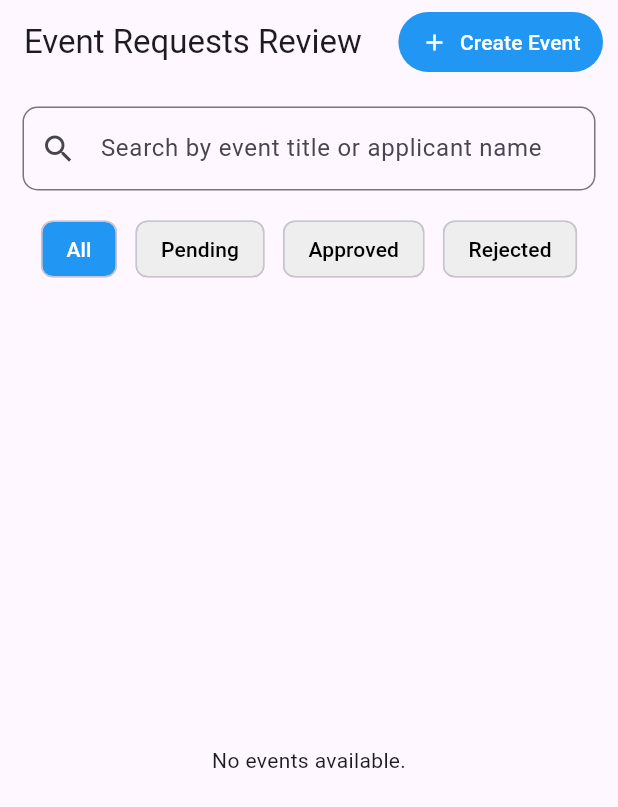
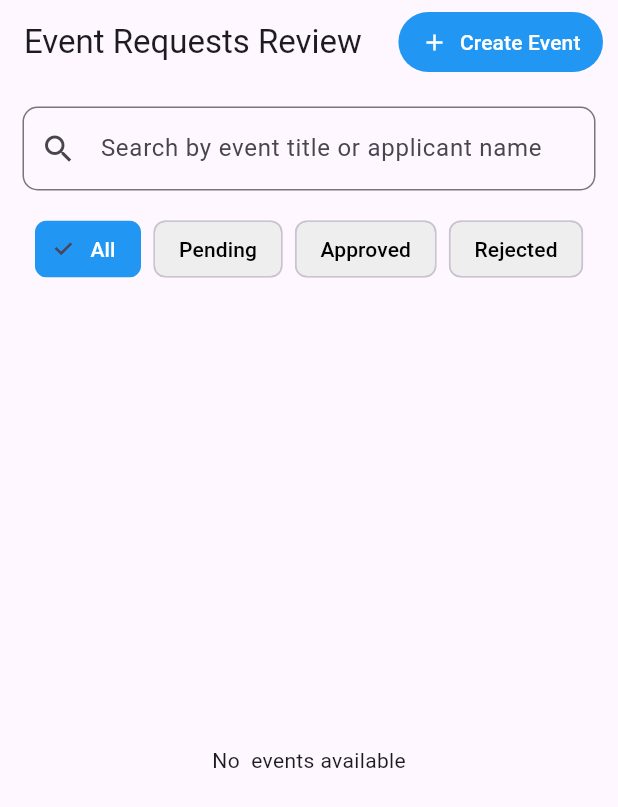
Before and after one commit to Anuradha021/event_management_app, a Flutter app: the AdminDashboard screen opened directly, on a phone screen of 412 x 824 dp. Shown: the top 807 px of the screen. Run offline on Flutter 3.47's test engine with Material 3 defaults, Android fonts, the phone set to English and light mode, and no system bars; our stand-ins replace cloud_firestore, firebase_auth, firebase_core; accounts and stored records are empty; generated files the repository leaves out were written again.

Commit message:
more files commit

```diff
--- a/lib/dashboards/admin/admin_dashboard.dart
+++ b/lib/dashboards/admin/admin_dashboard.dart
@@ -7,38 +7,47 @@ class AdminDashboard extends StatefulWidget {
   @override
   State<AdminDashboard> createState() => _AdminDashboardState();
 }
+
 class _AdminDashboardState extends State<AdminDashboard> {
-
   String selectedFilter = 'all';
+  String searchQuery = '';
 
  Stream<QuerySnapshot> getEventStream() {
+    try {
       final collection = FirebaseFirestore.instance.collection('events');
 
       if (selectedFilter == 'all') {
-      return collection.orderBy('createdAt', descending: true).snapshots();
+        return collection
+            .orderBy('createdAt', descending: true)
+            .snapshots(includeMetadataChanges: true);
       } else {
         return collection
             .where('status', isEqualTo: selectedFilter)
             .orderBy('createdAt', descending: true)
-          .snapshots();
+            .snapshots(includeMetadataChanges: true);
+      }
+    } catch (e) {
+      debugPrint('Error in getEventStream: $e');
+      return const Stream<QuerySnapshot>.empty();
     }
   }
 
-  Widget _buildFilterButton(String label, String filterValue) {
+  Widget _buildFilterChip(String label, String filterValue) {
     final isSelected = selectedFilter == filterValue;
-    return ElevatedButton(
-      style: ElevatedButton.styleFrom(
-        backgroundColor: isSelected ? Colors.blue : Colors.grey[300],
-        foregroundColor: isSelected ? Colors.white : Colors.black,
-      ),
-      onPressed: () {
+    return ChoiceChip(
+      label: Text(label),
+      selected: isSelected,
+      onSelected: (_) {
         setState(() {
           selectedFilter = filterValue;
         });
       },
-      child: Text(label),
+      selectedColor: Colors.blue,
+      labelStyle: TextStyle(color: isSelected ? Colors.white : Colors.black),
+      backgroundColor: Colors.grey.shade200,
     );
   }
+
   @override
   Widget build(BuildContext context) {
     return Scaffold(
@@ -66,40 +75,61 @@ class _AdminDashboardState extends State<AdminDashboard> {
         padding: const EdgeInsets.all(15),
         child: Column(
           children: [
-            // Search bar
             TextField(
+  onChanged: (value) {
+    setState(() {
+      searchQuery = value.toLowerCase();
+    });
+  },
   decoration: InputDecoration(
     prefixIcon: const Icon(Icons.search),
     hintText: 'Search by event title or applicant name',
     border: OutlineInputBorder(borderRadius: BorderRadius.circular(10)),
   ),
 ),
+
             const SizedBox(height: 15),
 
             Row(
               mainAxisAlignment: MainAxisAlignment.spaceEvenly,
               children: [
-                _buildFilterChip('All', true),
-                _buildFilterChip('Pending', false),
-                _buildFilterChip('Approved', false),
-                _buildFilterChip('Rejected', false),
+                _buildFilterChip('All', 'all'),
+                _buildFilterChip('Pending', 'pending'),
+                _buildFilterChip('Approved', 'approved'),
+                _buildFilterChip('Rejected', 'rejected'),
               ],
             ),
             const SizedBox(height: 15),
 
+
             Expanded(
               child: StreamBuilder<QuerySnapshot>(
-                stream: FirebaseFirestore.instance.collection('events').orderBy('createdAt', descending: true).snapshots(),
+                stream: getEventStream(),
                 builder: (context, snapshot) {
                   if (snapshot.connectionState == ConnectionState.waiting) {
                     return const Center(child: CircularProgressIndicator());
+                  }
+                  if (snapshot.hasError) {
+        debugPrint('Stream error: ${snapshot.error}');
+        return Center(child: Text('Error: ${snapshot.error}'));
+      }
+       if (!snapshot.hasData || snapshot.data!.docs.isEmpty) {
+        return Center(
+          child: Text('No ${selectedFilter == 'all' ? '' : selectedFilter} events available'),
+        );
       }
 
                   if (!snapshot.hasData || snapshot.data!.docs.isEmpty) {
                     return const Center(child: Text('No events available.'));
                   }
 
-                  final docs = snapshot.data!.docs;
+                  final docs = snapshot.data!.docs.where((doc) {
+  final data = doc.data() as Map<String, dynamic>;
+  final title = data['title']?.toString().toLowerCase() ?? '';
+  final author = data['author']?.toString().toLowerCase() ?? '';
+  return title.contains(searchQuery) || author.contains(searchQuery);
+}).toList();
+
 
                   return ListView.builder(
                     itemCount: docs.length,
@@ -114,14 +144,6 @@ class _AdminDashboardState extends State<AdminDashboard> {
           ],
         ),
       ),
-    );
-  }
-
-  Widget _buildFilterChip(String label, bool isSelected) {
-    return Chip(
-      label: Text(label),
-      backgroundColor: isSelected ? Colors.blue : Colors.grey.shade200,
-      labelStyle: TextStyle(color: isSelected ? Colors.white : Colors.black),
     );
   }
 
@@ -143,7 +165,7 @@ class _AdminDashboardState extends State<AdminDashboard> {
         child: Column(
           crossAxisAlignment: CrossAxisAlignment.start,
           children: [
-            // Title and Status
+
             Row(
               mainAxisAlignment: MainAxisAlignment.spaceBetween,
               children: [
@@ -172,7 +194,6 @@ class _AdminDashboardState extends State<AdminDashboard> {
             const SizedBox(height: 10),
             Text(event['description'] ?? '', style: const TextStyle(color: Colors.black87)),
             const SizedBox(height: 10),
-
             Row(
               mainAxisAlignment: MainAxisAlignment.spaceBetween,
               children: [
@@ -181,7 +202,6 @@ class _AdminDashboardState extends State<AdminDashboard> {
               ],
             ),
             const SizedBox(height: 10),
-
             Align(
               alignment: Alignment.centerRight,
               child: ElevatedButton(
```
Also changed, not shown: 1 other file. Lines whose indentation alone changed are shown as unchanged.
